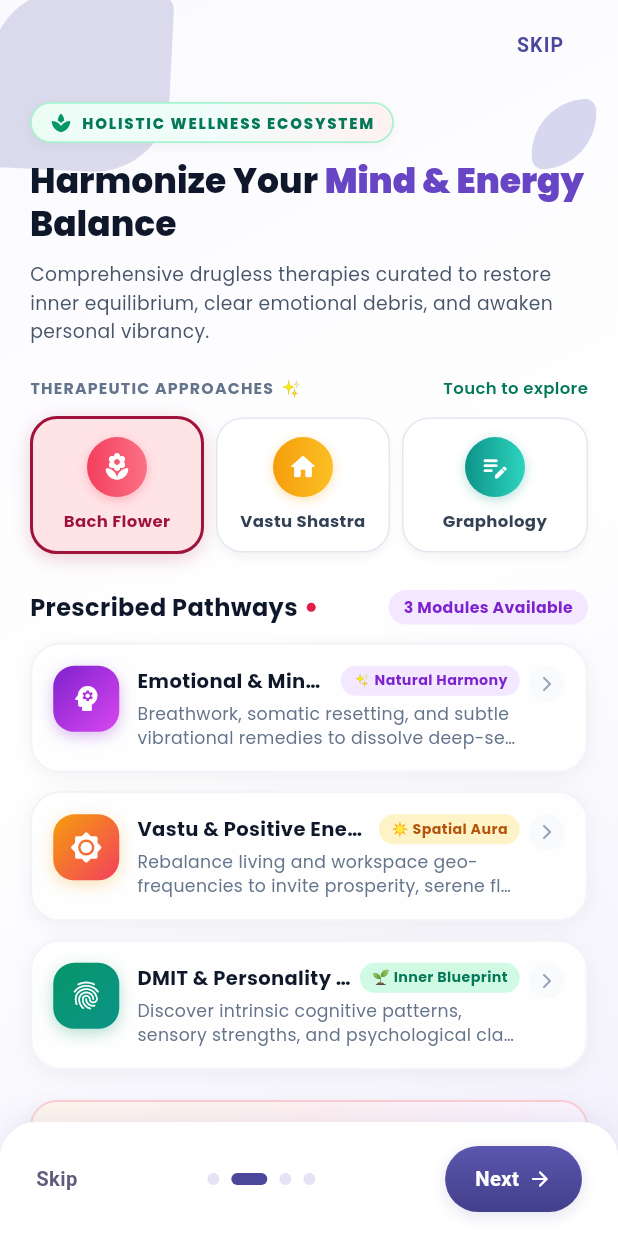
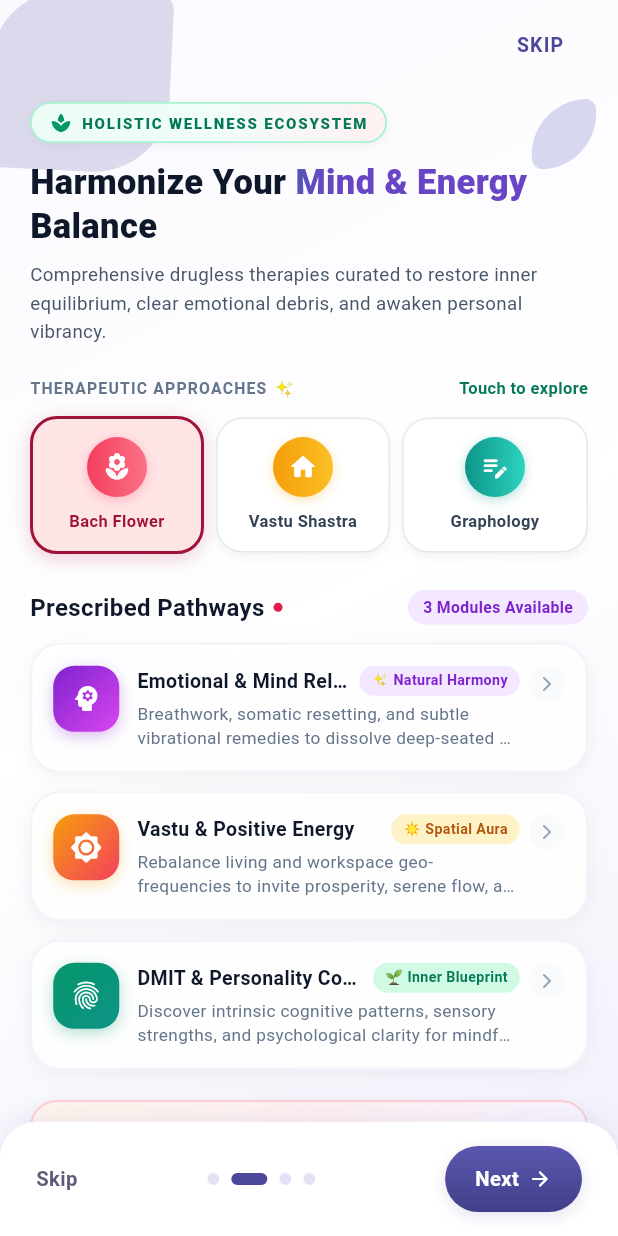
Before and after one commit to harshmishra2003/bee-beyond, a Flutter app: the screen it shows after launch, swiped to page 2, on a phone screen of 412 x 824 dp. Run offline on Flutter 3.47's test engine with Material 3 defaults, Android fonts, the phone set to English and light mode, and no system bars; our stand-ins replace audioplayers, cached_network_image, connectivity_plus, dio, equatable, flutter_local_notifications and 11 more; missing offline and left inert: razorpay_flutter, syncfusion_flutter_pdfviewer; project files that could hold a hidden picture were left out.

Commit message:
Replace GoogleFonts with standard TextStyle in onboarding page two widget

```diff
--- a/lib/features/onboarding/presentation/widgets/onboarding_page_two.dart
+++ b/lib/features/onboarding/presentation/widgets/onboarding_page_two.dart
@@ -1,5 +1,4 @@
 import 'package:flutter/material.dart';
-import 'package:google_fonts/google_fonts.dart';
 
 class OnboardingPageTwo extends StatefulWidget {
   const OnboardingPageTwo({super.key});
@@ -66,22 +65,22 @@ class _OnboardingPageTwoState extends State<OnboardingPageTwo> {
                 ),
               ],
             ),
-            child: Row(
+            child: const Row(
               mainAxisSize: MainAxisSize.min,
               children: [
-                const Icon(
+                Icon(
                   Icons.spa_rounded,
                   color: Color(0xFF059669),
                   size: 15,
                 ),
-                const SizedBox(width: 6),
+                SizedBox(width: 6),
                 Text(
                   'HOLISTIC WELLNESS ECOSYSTEM',
-                  style: GoogleFonts.poppins(
+                  style: TextStyle(
                     fontSize: 10,
                     fontWeight: FontWeight.w800,
                     letterSpacing: 1.2,
-                    color: const Color(0xFF047857),
+                    color: Color(0xFF047857),
                   ),
                 ),
               ],
@@ -91,19 +90,19 @@ class _OnboardingPageTwoState extends State<OnboardingPageTwo> {
           const SizedBox(height: 12),
 
           // Main Headline
-          RichText(
-            text: TextSpan(
+          Text.rich(
+            TextSpan(
               text: 'Harmonize Your ',
-              style: GoogleFonts.poppins(
+              style: const TextStyle(
                 fontSize: 23,
                 fontWeight: FontWeight.w800,
-                color: const Color(0xFF0F172A),
+                color: Color(0xFF0F172A),
                 height: 1.25,
               ),
               children: [
                 TextSpan(
                   text: 'Mind & Energy',
-                  style: GoogleFonts.poppins(
+                  style: TextStyle(
                     fontSize: 23,
                     fontWeight: FontWeight.w900,
                     foreground: Paint()
@@ -116,12 +115,12 @@ class _OnboardingPageTwoState extends State<OnboardingPageTwo> {
                       ).createShader(const Rect.fromLTWH(0, 0, 220, 20)),
                   ),
                 ),
-                TextSpan(
+                const TextSpan(
                   text: ' Balance',
-                  style: GoogleFonts.poppins(
+                  style: TextStyle(
                     fontSize: 23,
                     fontWeight: FontWeight.w800,
-                    color: const Color(0xFF0F172A),
+                    color: Color(0xFF0F172A),
                   ),
                 ),
               ],
@@ -130,11 +129,11 @@ class _OnboardingPageTwoState extends State<OnboardingPageTwo> {
 
           const SizedBox(height: 8),
 
-          Text(
+          const Text(
             'Comprehensive drugless therapies curated to restore inner equilibrium, clear emotional debris, and awaken personal vibrancy.',
-            style: GoogleFonts.poppins(
+            style: TextStyle(
               fontSize: 12.5,
-              color: const Color(0xFF475569),
+              color: Color(0xFF475569),
               height: 1.5,
             ),
           ),
@@ -142,30 +141,30 @@ class _OnboardingPageTwoState extends State<OnboardingPageTwo> {
           const SizedBox(height: 20),
 
           // Therapeutic Approaches Header Row
-          Row(
+          const Row(
             mainAxisAlignment: MainAxisAlignment.spaceBetween,
             children: [
               Row(
                 children: [
                   Text(
                     'THERAPEUTIC APPROACHES',
-                    style: GoogleFonts.poppins(
+                    style: TextStyle(
                       fontSize: 10.5,
                       fontWeight: FontWeight.w700,
-                      color: const Color(0xFF64748B),
+                      color: Color(0xFF64748B),
                       letterSpacing: 0.8,
                     ),
                   ),
-                  const SizedBox(width: 4),
-                  const Text('✨', style: TextStyle(fontSize: 12)),
+                  SizedBox(width: 4),
+                  Text('✨', style: TextStyle(fontSize: 12)),
                 ],
               ),
               Text(
                 'Touch to explore',
-                style: GoogleFonts.poppins(
+                style: TextStyle(
                   fontSize: 11,
                   fontWeight: FontWeight.w600,
-                  color: const Color(0xFF047857),
+                  color: Color(0xFF047857),
                 ),
               ),
             ],
@@ -238,7 +237,7 @@ class _OnboardingPageTwoState extends State<OnboardingPageTwo> {
                           Text(
                             t['title'] as String,
                             textAlign: TextAlign.center,
-                            style: GoogleFonts.poppins(
+                            style: TextStyle(
                               fontSize: 11,
                               fontWeight: FontWeight.bold,
                               color: isSelected ? t['textColor'] as Color : const Color(0xFF334155),
@@ -261,12 +260,12 @@ class _OnboardingPageTwoState extends State<OnboardingPageTwo> {
             children: [
               Row(
                 children: [
-                  Text(
+                  const Text(
                     'Prescribed Pathways',
-                    style: GoogleFonts.poppins(
+                    style: TextStyle(
                       fontSize: 16,
                       fontWeight: FontWeight.bold,
-                      color: const Color(0xFF0F172A),
+                      color: Color(0xFF0F172A),
                     ),
                   ),
                   const SizedBox(width: 6),
@@ -286,12 +285,12 @@ class _OnboardingPageTwoState extends State<OnboardingPageTwo> {
                   color: const Color(0xFFF3E8FF),
                   borderRadius: BorderRadius.circular(12),
                 ),
-                child: Text(
+                child: const Text(
                   '3 Modules Available',
-                  style: GoogleFonts.poppins(
+                  style: TextStyle(
                     fontSize: 10.5,
                     fontWeight: FontWeight.bold,
-                    color: const Color(0xFF7E22CE),
+                    color: Color(0xFF7E22CE),
                   ),
                 ),
               ),
@@ -376,33 +375,34 @@ class _OnboardingPageTwoState extends State<OnboardingPageTwo> {
                   ),
                 ),
                 const SizedBox(width: 12),
-                Expanded(
+                const Expanded(
                   child: Column(
                     crossAxisAlignment: CrossAxisAlignment.start,
                     children: [
                       Row(
                         children: [
-                          const Text('✨', style: TextStyle(fontSize: 12)),
-                          const SizedBox(width: 4),
+                          Text('✨', style: TextStyle(fontSize: 12)),
+                          SizedBox(width: 4),
                           Text(
                             'MINDFUL INSIGHT',
-                            style: GoogleFonts.poppins(
+                            style: TextStyle(
                               fontSize: 10,
                               fontWeight: FontWeight.w800,
-                              color: const Color(0xFFBE123C),
+                              color: Color(0xFFBE123C),
                               letterSpacing: 0.8,
                             ),
                           ),
                         ],
                       ),
-                      const SizedBox(height: 2),
+                      SizedBox(height: 2),
                       Text(
                         '"Healing begins when thoughts settle, frequencies align, and nature guides the pulse."',
-                        style: GoogleFonts.playfairDisplay(
+                        style: TextStyle(
                           fontSize: 12.5,
                           fontStyle: FontStyle.italic,
+                          fontFamily: 'serif',
                           fontWeight: FontWeight.w600,
-                          color: const Color(0xFF334155),
+                          color: Color(0xFF334155),
                           height: 1.4,
                         ),
                       ),
@@ -476,10 +476,10 @@ class _OnboardingPageTwoState extends State<OnboardingPageTwo> {
                     Expanded(
                       child: Text(
                         title,
-                        style: GoogleFonts.poppins(
+                        style: const TextStyle(
                           fontSize: 13,
                           fontWeight: FontWeight.bold,
-                          color: const Color(0xFF0F172A),
+                          color: Color(0xFF0F172A),
                         ),
                         overflow: TextOverflow.ellipsis,
                       ),
@@ -493,7 +493,7 @@ class _OnboardingPageTwoState extends State<OnboardingPageTwo> {
                       ),
                       child: Text(
                         badgeText,
-                        style: GoogleFonts.poppins(
+                        style: TextStyle(
                           fontSize: 9.5,
                           fontWeight: FontWeight.bold,
                           color: badgeColor,
@@ -505,9 +505,9 @@ class _OnboardingPageTwoState extends State<OnboardingPageTwo> {
                 const SizedBox(height: 4),
                 Text(
                   description,
-                  style: GoogleFonts.poppins(
+                  style: const TextStyle(
                     fontSize: 11.5,
-                    color: const Color(0xFF64748B),
+                    color: Color(0xFF64748B),
                     height: 1.4,
                   ),
                   maxLines: 2,
```
